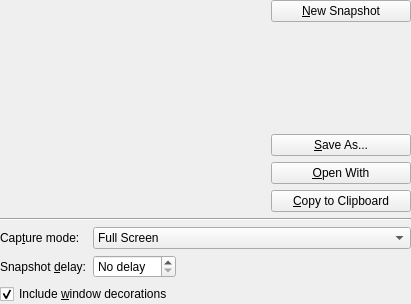
The window that ksnapshotwidget.ui (KDE/ksnapshot) describes before a commit, drawn with Qt 5.
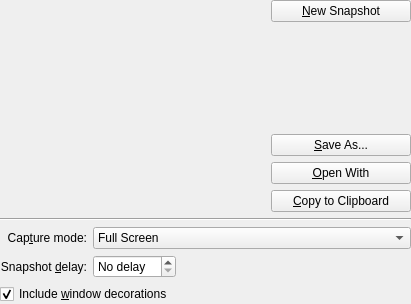
The same window after the commit. Custom widgets are drawn as their Qt base class.

Commit message: Fixed label alginament: default alignament -> align right

What changed in the file:
```diff
--- a/ksnapshotwidget.ui
+++ b/ksnapshotwidget.ui
@@ -74,6 +74,9 @@
      <property name="text" >
       <string>Snapshot &amp;delay:</string>
      </property>
+     <property name="alignment" >
+      <set>Qt::AlignRight|Qt::AlignTrailing|Qt::AlignVCenter</set>
+     </property>
      <property name="buddy" >
       <cstring>spinDelay</cstring>
      </property>
@@ -84,6 +87,9 @@
      <property name="text" >
       <string>Cap&amp;ture mode:</string>
      </property>
+     <property name="alignment" >
+      <set>Qt::AlignRight|Qt::AlignTrailing|Qt::AlignVCenter</set>
+     </property>
      <property name="buddy" >
       <cstring>comboMode</cstring>
      </property>
```
